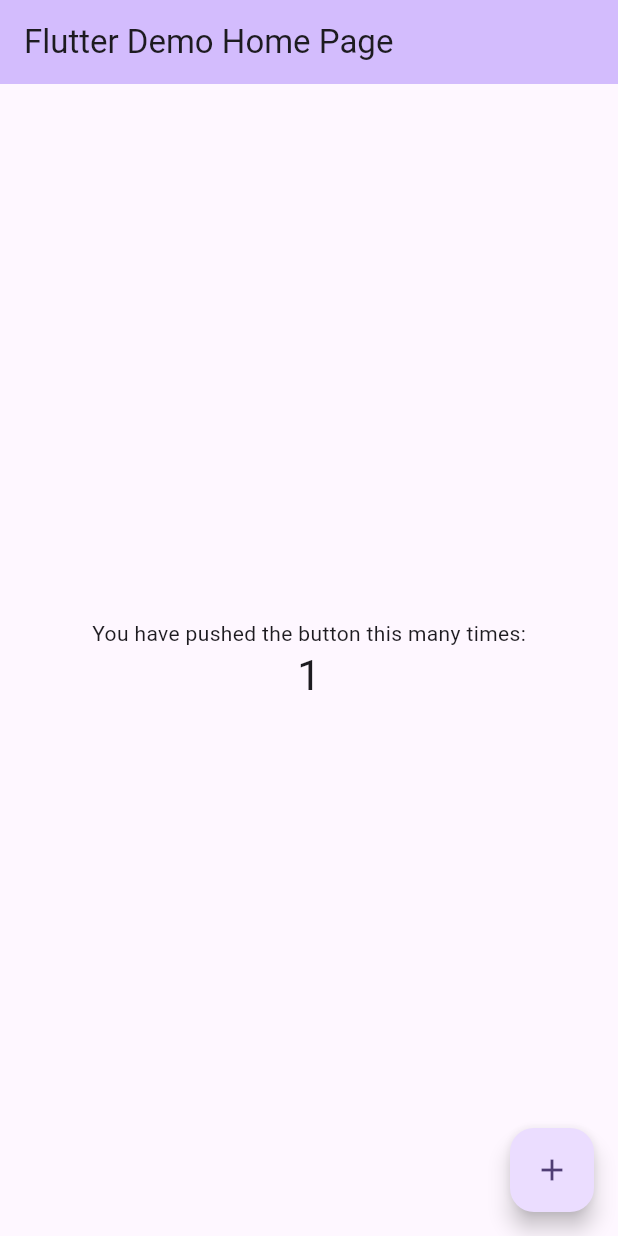
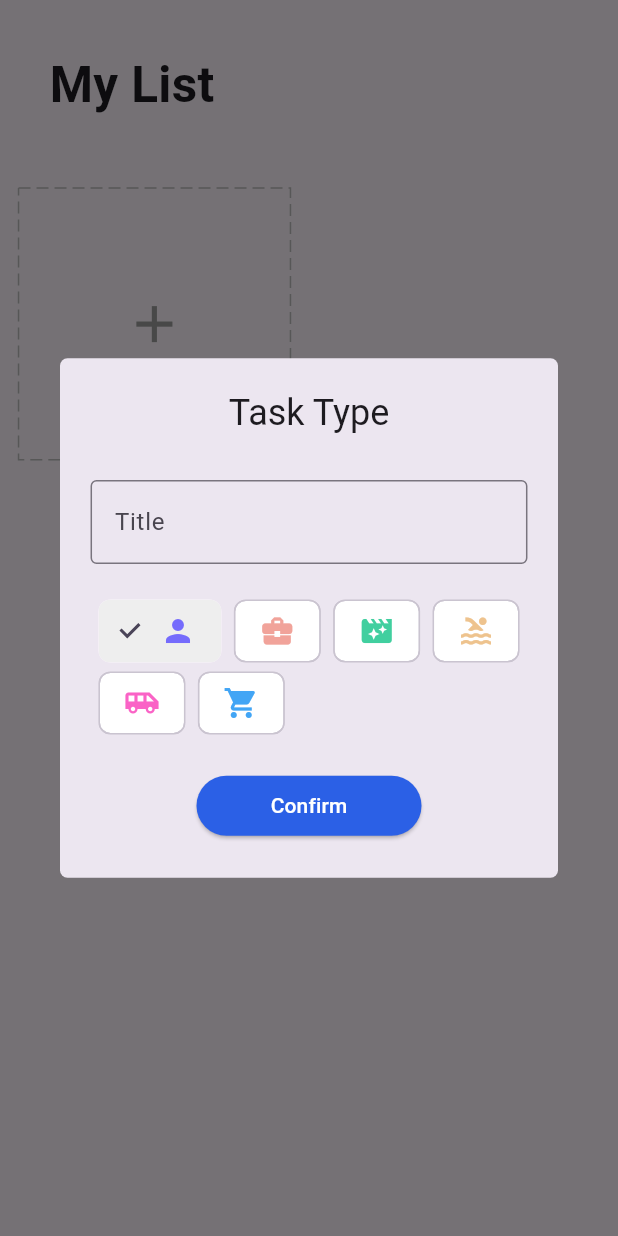
Before and after one commit to sazid526/getx_todo_project, a Flutter app: the screen it shows after launch, after a tap on the "add" icon, on a phone screen of 412 x 824 dp. Run offline on Flutter 3.47's test engine with Material 3 defaults, Android fonts, the phone set to English and light mode, and no system bars; drawn by our look-alikes of dotted_border; our stand-ins replace equatable, flutter_easyloading, get, get_storage, step_progress_indicator; missing offline and left inert: dart:ffi.

Commit message:
Home page add card and task card is added

```diff
--- /dev/null
+++ b/lib/app/core/utils/keys.dart
@@ -0,0 +1 @@
+const taskKey = 'tasks';
--- /dev/null
+++ b/lib/app/data/services/storage/repository.dart
@@ -0,0 +1,12 @@
+import 'package:getx_todo_project/app/modules/task.dart';
+import 'package:getx_todo_project/app/providers/provider.dart';
+
+class TaskRepository {
+  TaskProvider taskProvider;
+  TaskRepository({
+    required this.taskProvider
+});
+  List<Task> readTasks() => taskProvider.readTasks();
+  void writeTasks(List<Task> tasks) => taskProvider.writeTasks(tasks);
+
+}
--- /dev/null
+++ b/lib/app/data/services/storage/services.dart
@@ -0,0 +1,21 @@
+import 'package:get/get.dart';
+import 'package:get_storage/get_storage.dart';
+import 'package:getx_todo_project/app/core/utils/keys.dart';
+
+class StorageService extends GetxService{
+  late GetStorage _box;
+  Future<StorageService> init() async {
+    _box = GetStorage();
+    // await _box.write(taskKey, []);
+     await _box.writeIfNull(taskKey, []);
+    return this;
+  }
+
+  T read<T>(String key){
+    return _box.read(key);
+  }
+
+  void write(String key, dynamic value) async{
+    await _box.write(key, value);
+  }
+}
--- /dev/null
+++ b/lib/app/modules/home/home_binding.dart
@@ -0,0 +1,16 @@
+import 'package:get/get.dart';
+import 'package:getx_todo_project/app/data/services/storage/repository.dart';
+import 'package:getx_todo_project/app/modules/home/home_controller.dart';
+import 'package:getx_todo_project/app/providers/provider.dart';
+
+class HomeBinding implements Bindings {
+  @override
+  void dependencies() {
+    Get.lazyPut(() => HomeController(
+      taskRepository: TaskRepository(
+          taskProvider: TaskProvider()
+      )
+    ));
+  }
+
+}
--- /dev/null
+++ b/lib/app/modules/home/home_controller.dart
@@ -0,0 +1,48 @@
+import 'dart:ffi';
+
+import 'package:flutter/cupertino.dart';
+import 'package:get/get.dart';
+import 'package:getx_todo_project/app/data/services/storage/repository.dart';
+import 'package:getx_todo_project/app/modules/task.dart';
+
+class HomeController extends GetxController{
+  TaskRepository taskRepository;
+  HomeController({
+    required this.taskRepository
+});
+  final formKey = GlobalKey<FormState>();
+  final editCtrl = TextEditingController();
+  final deleting = false.obs;
+  final chipIndex = 0.obs;
+  final tasks = <Task>[].obs;
+
+
+  @override
+  void onInit() {
+    super.onInit();
+    tasks.assignAll(taskRepository.readTasks());
+    ever(tasks, (_) => taskRepository.writeTasks(tasks));
+  }
+
+  @override
+  void onClose() {
+    editCtrl.dispose();
+    super.onClose();
+  }
+
+  void changeChipIndex(int value){
+    chipIndex.value == value;
+  }
+
+  void changeDeleting(bool value){
+    deleting.value = value;
+  }
+
+  bool addTask(Task task){
+    if(tasks.contains(task)){
+      return false;
+    }
+    tasks.add(task);
+    return true;
+  }
+}
--- /dev/null
+++ b/lib/app/modules/home/home_page.dart
@@ -0,0 +1,55 @@
+import 'package:flutter/material.dart';
+import 'package:get/get.dart';
+import 'package:get/get_state_manager/get_state_manager.dart';
+import 'package:getx_todo_project/app/core/utils/extensions.dart';
+import 'package:getx_todo_project/app/core/values/colors.dart';
+import 'package:getx_todo_project/app/core/values/icons.dart';
+import 'package:getx_todo_project/app/modules/home/home_controller.dart';
+import 'package:getx_todo_project/app/modules/home/widgets/add_card.dart';
+import 'package:getx_todo_project/app/modules/home/widgets/task_card.dart';
+import 'package:getx_todo_project/app/modules/task.dart';
+
+class HomePage extends GetView<HomeController> {
+  const HomePage({super.key});
+
+  @override
+  Widget build(BuildContext context) {
+    return Scaffold(
+      body: SafeArea(
+        child: ListView(
+          children: [
+            Padding(
+              padding: EdgeInsets.all(8.0.wp),
+              child: Text(
+                "My List",
+                style:
+                    TextStyle(fontSize: 24.0.sp, fontWeight: FontWeight.bold),
+              ),
+            ),
+            Obx(
+              () => GridView.count(
+                crossAxisCount: 2,
+                shrinkWrap: true,
+                physics: const ClampingScrollPhysics(),
+                children: [
+                  ...controller.tasks
+                      .map((element) => LongPressDraggable(
+                          onDragStarted: () => controller.changeDeleting(true),
+                          onDraggableCanceled: (_,__) => controller.changeDeleting(false),
+                          onDragEnd: (_) => controller.changeDeleting(false),
+                          feedback: Opacity(
+                            opacity: 0.8,
+                            child: TaskCard(task: element),
+                          ),
+                          child: TaskCard(task: element)))
+                      .toList(),
+                  AddCard()
+                ],
+              ),
+            )
+          ],
+        ),
+      ),
+    );
+  }
+}
--- /dev/null
+++ b/lib/app/modules/home/widgets/add_card.dart
@@ -0,0 +1,118 @@
+import 'package:dotted_border/dotted_border.dart';
+import 'package:flutter/material.dart';
+import 'package:flutter_easyloading/flutter_easyloading.dart';
+import 'package:get/get.dart';
+import 'package:getx_todo_project/app/core/utils/extensions.dart';
+import 'package:getx_todo_project/app/core/values/colors.dart';
+import 'package:getx_todo_project/app/modules/home/home_controller.dart';
+import 'package:getx_todo_project/app/modules/task.dart';
+import 'package:getx_todo_project/app/widgets/icons.dart';
+
+class AddCard extends StatelessWidget {
+  final homeCtrl = Get.find<HomeController>();
+  AddCard({super.key});
+
+  @override
+  Widget build(BuildContext context) {
+    final icons = getIcons();
+    var squareWidth = Get.width - 12.0.wp;
+    return Container(
+      width: squareWidth / 2,
+      height: squareWidth / 2,
+      margin: EdgeInsets.all(3.0.wp),
+      child: InkWell(
+        onTap: () async {
+          await Get.defaultDialog(
+            titlePadding: EdgeInsets.symmetric(vertical: 5.0.wp),
+            radius: 5,
+            title: "Task Type",
+            content: Form(
+              key: homeCtrl.formKey,
+              child: Column(
+                children: [
+                  Padding(
+                    padding: EdgeInsets.symmetric(horizontal: 3.0.wp),
+                    child: TextFormField(
+                      controller: homeCtrl.editCtrl,
+                      decoration: const InputDecoration(
+                          border: OutlineInputBorder(), labelText: "Title"),
+                      validator: (value) {
+                        if (value == null || value.trim().isEmpty) {
+                          return "Please enter your task title";
+                        }
+                        return null;
+                      },
+                    ),
+                  ),
+                  Padding(
+                    padding: EdgeInsets.symmetric(vertical: 5.0.wp),
+                    child: Wrap(
+                      spacing: 2.0.wp,
+                      children: icons
+                          .map(
+                            (e) => Obx(
+                              () {
+                                final index = icons.indexOf(e);
+                                return ChoiceChip(
+                                  selectedColor: Colors.grey[200],
+                                  pressElevation: 0,
+                                  backgroundColor: Colors.white,
+                                  label: e,
+                                  selected: homeCtrl.chipIndex.value == index,
+                                  onSelected: (bool selected) {
+                                    homeCtrl.chipIndex.value =
+                                        selected ? index : 0;
+                                  },
+                                );
+                              },
+                            ),
+                          )
+                          .toList(),
+                    ),
+                  ),
+                  ElevatedButton(
+                    style: ElevatedButton.styleFrom(
+                      backgroundColor: blue,
+                      shape: RoundedRectangleBorder(
+                        borderRadius: BorderRadius.circular(20),
+                      ),
+                      minimumSize: const Size(150,40),
+                    ),
+                      onPressed: (){
+                        if(homeCtrl.formKey.currentState!.validate()){
+                          int icon = icons[homeCtrl.chipIndex.value].icon!.codePoint;
+                          String color = icons[homeCtrl.chipIndex.value].color!.toHex();
+                          var task = Task(
+                              title: homeCtrl.editCtrl.text,
+                              icon: icon,
+                              color: color
+                          );
+                          Get.back();
+                          homeCtrl.addTask(task) ?
+                              EasyLoading.showSuccess("Create success") :
+                          EasyLoading.showError("Duplicate Task");
+                        }
+                  }, child: const Text("Confirm",style: TextStyle(
+                    color: Colors.white
+                  ),))
+                ],
+              ),
+            ),
+          );
+          homeCtrl.editCtrl.clear();
+          homeCtrl.changeChipIndex(0);
+        },
+        child: DottedBorder(
+            color: Colors.grey[400]!,
+            dashPattern: const [8, 4],
+            child: Center(
+              child: Icon(
+                Icons.add,
+                size: 10.0.wp,
+                color: Colors.grey,
+              ),
+            )),
+      ),
+    );
+  }
+}
--- /dev/null
+++ b/lib/app/modules/task.dart
@@ -0,0 +1,41 @@
+import 'package:equatable/equatable.dart';
+
+class Task  extends Equatable{
+  final String title;
+  final int icon;
+  final String color;
+  final List<dynamic>? todos;
+
+  const Task(
+      {required this.title,
+      required this.icon,
+      required this.color,
+      this.todos});
+
+  Task copyWith(
+          {String? title, int? icon, String? color, List<dynamic>? todos}) =>
+      Task(
+        title: title ?? this.title,
+        icon: icon ?? this.icon,
+        color: color ?? this.color,
+        todos: todos ?? this.todos,
+      );
+
+  factory Task.fromJson(Map<String,dynamic> json) => Task(
+      title: json["title"],
+      icon: json["icon"],
+      color: json["color"],
+    todos: json["todos"],
+  );
+
+  Map<String,dynamic> toJson() => {
+    'title': title,
+    'icon' : icon,
+    'color' : color,
+    'todos' : todos
+  };
+
+  @override
+  // TODO: implement props
+  List<Object?> get props => [title,icon,color];
+}
--- /dev/null
+++ b/lib/app/providers/provider.dart
@@ -0,0 +1,20 @@
+import 'dart:convert';
+
+import 'package:get/get.dart';
+import 'package:getx_todo_project/app/core/utils/keys.dart';
+import 'package:getx_todo_project/app/data/services/storage/services.dart';
+import 'package:getx_todo_project/app/modules/task.dart';
+
+class TaskProvider {
+ final StorageService _storage = Get.find<StorageService>();
+
+  List<Task> readTasks(){
+    var tasks = <Task>[];
+    jsonDecode(_storage.read(taskKey).toString()).forEach((e) => tasks.add(Task.fromJson(e)));
+    return tasks;
+  }
+
+  void writeTasks(List<Task> tasks){
+    _storage.write(taskKey, jsonEncode(tasks));
+  }
+}
--- /dev/null
+++ b/lib/app/widgets/icons.dart
@@ -0,0 +1,14 @@
+import 'package:flutter/material.dart';
+import 'package:getx_todo_project/app/core/values/colors.dart';
+import 'package:getx_todo_project/app/core/values/icons.dart';
+
+List<Icon> getIcons(){
+  return const [
+    Icon(IconData(personIcon, fontFamily: 'MaterialIcons'), color: purple,),
+    Icon(IconData(workIcon, fontFamily: 'MaterialIcons'), color: pink,),
+    Icon(IconData(movieIcon, fontFamily: 'MaterialIcons'), color: green),
+    Icon(IconData(sportIcon, fontFamily: 'MaterialIcons'), color: yellow),
+    Icon(IconData(travelIcon, fontFamily: 'MaterialIcons'), color: deepPink),
+    Icon(IconData(shopIcon, fontFamily: 'MaterialIcons'), color: lightBlue),
+  ];
+}
--- a/lib/main.dart
+++ b/lib/main.dart
@@ -1,125 +1,27 @@
 import 'package:flutter/material.dart';
+import 'package:flutter_easyloading/flutter_easyloading.dart';
+import 'package:get/get.dart';
+import 'package:get_storage/get_storage.dart';
+import 'package:getx_todo_project/app/data/services/storage/services.dart';
+import 'package:getx_todo_project/app/modules/home/home_binding.dart';
+import 'package:getx_todo_project/app/modules/home/home_page.dart';
 
-void main() {
+void main() async{
+  await GetStorage.init();
+  await Get.putAsync(() => StorageService().init());
   runApp(const MyApp());
 }
 
 class MyApp extends StatelessWidget {
   const MyApp({super.key});
 
-  // This widget is the root of your application.
   @override
   Widget build(BuildContext context) {
-    return MaterialApp(
-      title: 'Flutter Demo',
-      theme: ThemeData(
-        // This is the theme of your application.
-        //
-        // TRY THIS: Try running your application with "flutter run". You'll see
-        // the application has a purple toolbar. Then, without quitting the app,
-        // try changing the seedColor in the colorScheme below to Colors.green
-        // and then invoke "hot reload" (save your changes or press the "hot
-        // reload" button in a Flutter-supported IDE, or press "r" if you used
-        // the command line to start the app).
-        //
-        // Notice that the counter didn't reset back to zero; the application
-        // state is not lost during the reload. To reset the state, use hot
-        // restart instead.
-        //
-        // This works for code too, not just values: Most code changes can be
-        // tested with just a hot reload.
-        colorScheme: ColorScheme.fromSeed(seedColor: Colors.deepPurple),
-        useMaterial3: true,
-      ),
-      home: const MyHomePage(title: 'Flutter Demo Home Page'),
+    return  GetMaterialApp(
+      title: "Todo using Getx",
+      home:  const HomePage(),
+      initialBinding: HomeBinding(),
+      builder: EasyLoading.init(),
     );
   }
 }
-
-class MyHomePage extends StatefulWidget {
-  const MyHomePage({super.key, required this.title});
-
-  // This widget is the home page of your application. It is stateful, meaning
-  // that it has a State object (defined below) that contains fields that affect
-  // how it looks.
-
-  // This class is the configuration for the state. It holds the values (in this
-  // case the title) provided by the parent (in this case the App widget) and
-  // used by the build method of the State. Fields in a Widget subclass are
-  // always marked "final".
-
-  final String title;
-
-  @override
-  State<MyHomePage> createState() => _MyHomePageState();
-}
-
-class _MyHomePageState extends State<MyHomePage> {
-  int _counter = 0;
-
-  void _incrementCounter() {
-    setState(() {
-      // This call to setState tells the Flutter framework that something has
-      // changed in this State, which causes it to rerun the build method below
-      // so that the display can reflect the updated values. If we changed
-      // _counter without calling setState(), then the build method would not be
-      // called again, and so nothing would appear to happen.
-      _counter++;
-    });
-  }
-
-  @override
-  Widget build(BuildContext context) {
-    // This method is rerun every time setState is called, for instance as done
-    // by the _incrementCounter method above.
-    //
-    // The Flutter framework has been optimized to make rerunning build methods
-    // fast, so that you can just rebuild anything that needs updating rather
-    // than having to individually change instances of widgets.
-    return Scaffold(
-      appBar: AppBar(
-        // TRY THIS: Try changing the color here to a specific color (to
-        // Colors.amber, perhaps?) and trigger a hot reload to see the AppBar
-        // change color while the other colors stay the same.
-        backgroundColor: Theme.of(context).colorScheme.inversePrimary,
-        // Here we take the value from the MyHomePage object that was created by
-        // the App.build method, and use it to set our appbar title.
-        title: Text(widget.title),
-      ),
-      body: Center(
-        // Center is a layout widget. It takes a single child and positions it
-        // in the middle of the parent.
-        child: Column(
-          // Column is also a layout widget. It takes a list of children and
-          // arranges them vertically. By default, it sizes itself to fit its
-          // children horizontally, and tries to be as tall as its parent.
-          //
-          // Column has various properties to control how it sizes itself and
-          // how it positions its children. Here we use mainAxisAlignment to
-          // center the children vertically; the main axis here is the vertical
-          // axis because Columns are vertical (the cross axis would be
-          // horizontal).
-          //
-          // TRY THIS: Invoke "debug painting" (choose the "Toggle Debug Paint"
-          // action in the IDE, or press "p" in the console), to see the
-          // wireframe for each widget.
-          mainAxisAlignment: MainAxisAlignment.center,
-          children: <Widget>[
-            const Text(
-              'You have pushed the button this many times:',
-            ),
-            Text(
-              '$_counter',
-              style: Theme.of(context).textTheme.headlineMedium,
-            ),
-          ],
-        ),
-      ),
-      floatingActionButton: FloatingActionButton(
-        onPressed: _incrementCounter,
-        tooltip: 'Increment',
-        child: const Icon(Icons.add),
-      ), // This trailing comma makes auto-formatting nicer for build methods.
-    );
-  }
-}
--- a/pubspec.yaml
+++ b/pubspec.yaml
@@ -35,6 +35,12 @@ dependencies:
   # The following adds the Cupertino Icons font to your application.
   # Use with the CupertinoIcons class for iOS style icons.
   cupertino_icons: ^1.0.6
+  get: ^4.6.6
+  get_storage: ^2.1.1
+  equatable: ^2.0.5
+  flutter_easyloading: ^3.0.5
+  dotted_border: ^2.1.0
+  step_progress_indicator: ^1.0.2
 
 dev_dependencies:
   flutter_test:
```
Also changed, not shown: lib/app/core/utils/extensions.dart (added, +28 -0 lines), lib/app/core/values/colors.dart (added, +10 -0 lines), lib/app/core/values/icons.dart (added, +7 -0 lines), lib/app/modules/home/widgets/task_card.dart (added, +78 -0 lines), lib/app/modules/home/home_repository.dart (added), lib/app/providers/task/task.dart (added), pubspec.lock, 1 other file.
